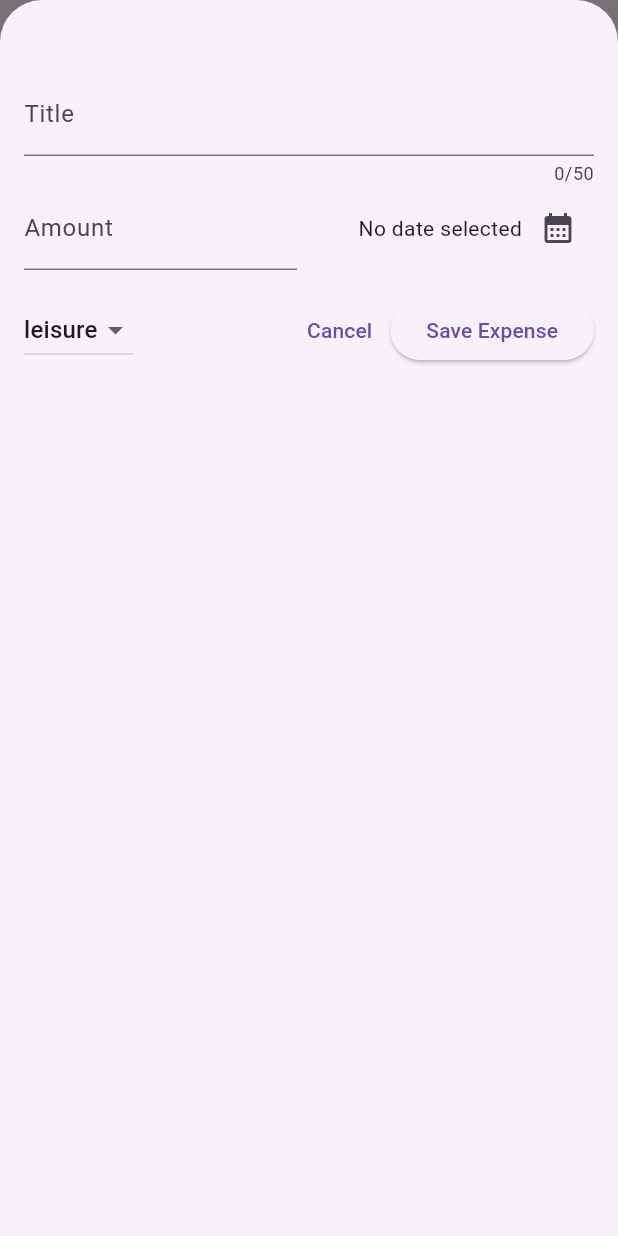
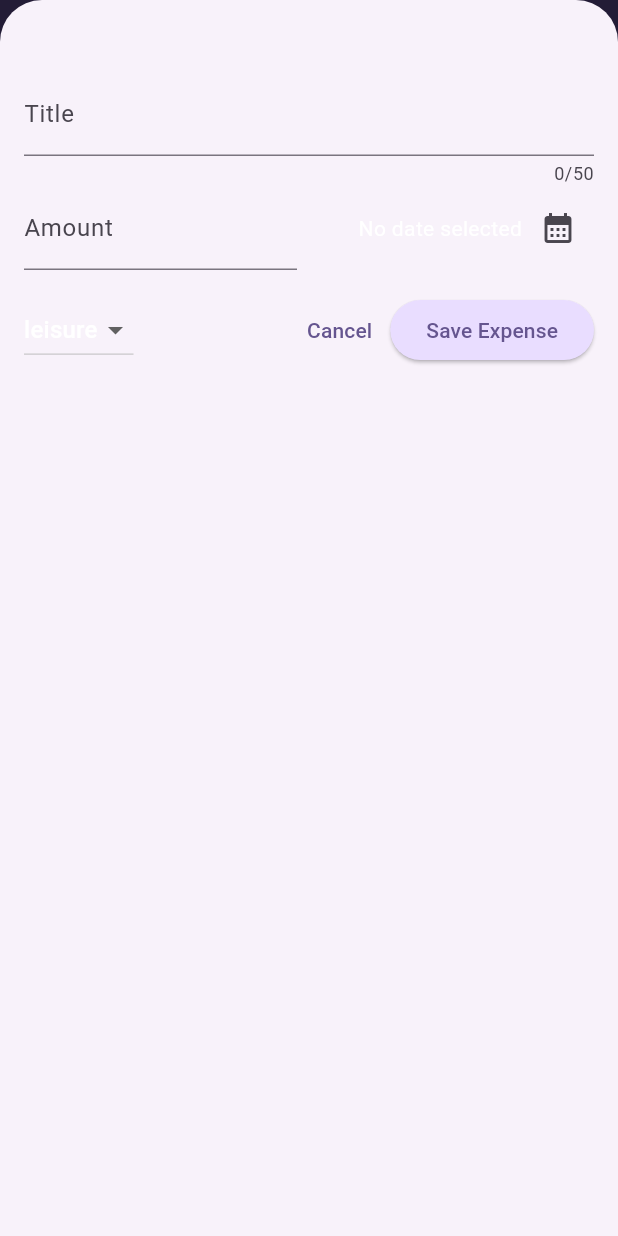
Before and after one commit to AFTAB-OFFICIAL/Expense_tracker_app, a Flutter app: the screen it shows after launch, after a tap on the "add" icon, on a phone screen of 412 x 824 dp. Run offline on Flutter 3.47's test engine with Material 3 defaults, Android fonts, the phone set to English and light mode, and no system bars.

Commit message:
added theme colors

```diff
--- a/lib/main.dart
+++ b/lib/main.dart
@@ -1,9 +1,45 @@
 import 'package:expense_tracker/expenses.dart';
 import 'package:flutter/material.dart';
 
+var kColorScheme = ColorScheme.fromSeed(
+  seedColor: Color.fromARGB(
+    255,
+    96,
+    59,
+    181,
+  ),
+);
+
 void main() {
-  runApp(MaterialApp(
-    debugShowCheckedModeBanner: false,
-    home: Expenses(),
-  ));
+  runApp(
+    MaterialApp(
+      theme: ThemeData().copyWith(
+        colorScheme: kColorScheme,
+        appBarTheme: const AppBarTheme().copyWith(
+          backgroundColor: kColorScheme.onPrimaryContainer,
+          foregroundColor: kColorScheme.primaryContainer,
+        ),
+        cardTheme: const CardTheme().copyWith(
+          color: kColorScheme.secondaryContainer,
+          margin: const EdgeInsets.all(
+            10,
+          ),
+        ),
+        elevatedButtonTheme: ElevatedButtonThemeData(
+          style: ElevatedButton.styleFrom(
+            backgroundColor: kColorScheme.primaryContainer,
+          ),
+        ),
+        textTheme: TextTheme().copyWith(
+          titleLarge: TextStyle(
+            fontWeight: FontWeight.normal,
+            color: kColorScheme.secondaryContainer,
+            fontSize: 14,
+          ),
+        ),
+      ),
+      debugShowCheckedModeBanner: false,
+      home: Expenses(),
+    ),
+  );
 }
```
